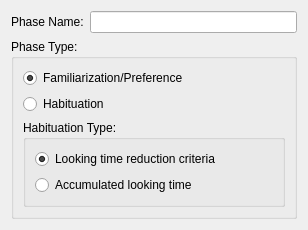
Qt form libs/habutil/wizards/PhaseWPFirst.ui (djsperka/habit2-src) before a commit.
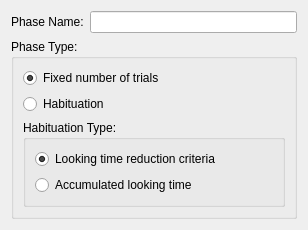
The same form after that commit.

What changed in the file:
```diff
--- a/libs/habutil/wizards/PhaseWPFirst.ui
+++ b/libs/habutil/wizards/PhaseWPFirst.ui
@@ -49,7 +49,7 @@
          <string>Subject must accumulate a specified amount of looking during each trial.</string>
         </property>
         <property name="text">
-         <string>Familiarization/Preference</string>
+         <string>Fixed number of trials</string>
         </property>
         <property name="checked">
          <bool>true</bool>
```
